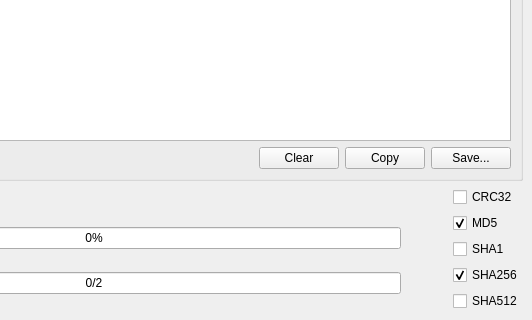
The window that src/xhash.ui (qux-bbb/XHash) describes before a commit, drawn with Qt 5; both pictures show x 268 to 800 and y 280 to 600 of the 800 by 600 pixel window.
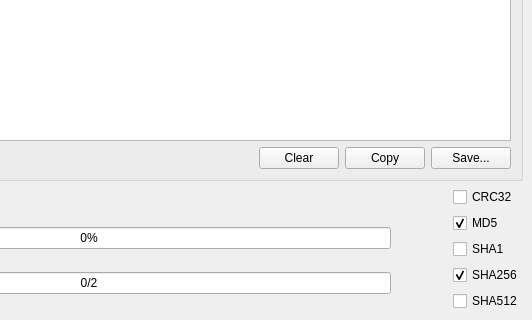
The same window after the commit.

Commit message: adjust label_hashType width

What changed in the file:
```diff
--- a/src/xhash.ui
+++ b/src/xhash.ui
@@ -298,8 +298,8 @@
               </property>
               <property name="minimumSize">
                <size>
-                <width>40</width>
-                <height>20</height>
+                <width>50</width>
+                <height>0</height>
                </size>
               </property>
               <property name="text">
@@ -365,8 +365,8 @@
              <widget class="QLabel" name="label_unused">
               <property name="minimumSize">
                <size>
-                <width>40</width>
-                <height>20</height>
+                <width>50</width>
+                <height>0</height>
                </size>
               </property>
               <property name="text">
```
